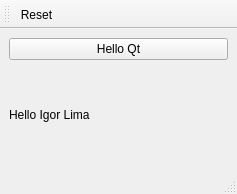
Old version of the form 1_hello_world/QtHelloWorld.ui in the repository igorcl2000/ia-cc-2022-2-IgorLima.
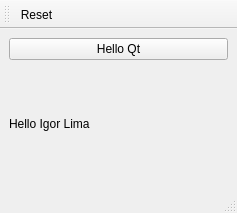
New version of the form. Icons and pictures are not drawn.

What changed in the file:
```diff
--- a/1_hello_world/QtHelloWorld.ui
+++ b/1_hello_world/QtHelloWorld.ui
@@ -7,7 +7,7 @@
     <x>0</x>
     <y>0</y>
     <width>237</width>
-    <height>194</height>
+    <height>213</height>
    </rect>
   </property>
   <property name="windowTitle">
```
